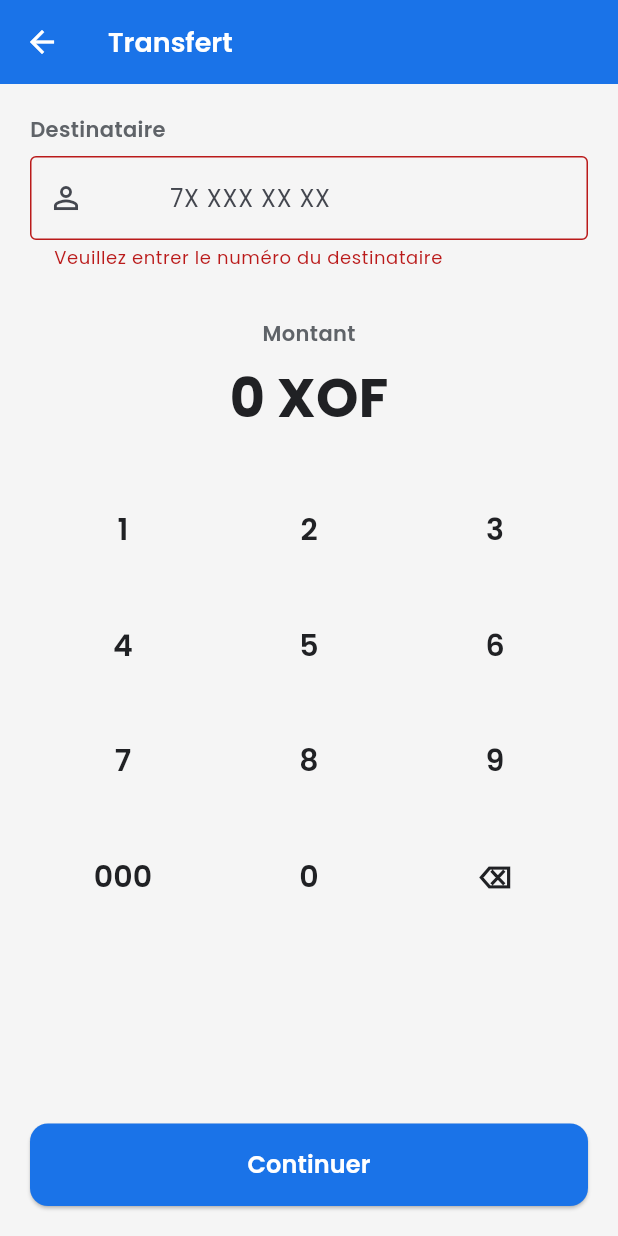
After one commit to Youkyl/flutter, a Flutter app: the TransferScreen screen opened directly, after a tap on "Continuer", on a phone screen of 412 x 824 dp. The commit adds this screen. Run offline on Flutter 3.47's test engine with Material 3 defaults, Android fonts, the phone set to English and light mode, and no system bars; our stand-ins replace flutter_secure_storage, google_fonts; accounts and stored records are empty.

Commit message:
feat(transfers): ecran transfert + confirmation + integration dashboard

```diff
--- /dev/null
+++ b/bad_wallet/lib/features/transfers/screens/transfer_screen.dart
@@ -0,0 +1,227 @@
+import 'package:flutter/material.dart';
+import 'package:flutter/services.dart';
+import 'package:intl/intl.dart';
+import '../../../core/theme/app_theme.dart';
+import 'transfer_confirm_screen.dart';
+
+class TransferScreen extends StatefulWidget {
+  const TransferScreen({super.key});
+
+  @override
+  State<TransferScreen> createState() => _TransferScreenState();
+}
+
+class _TransferScreenState extends State<TransferScreen> {
+  final _receiverController = TextEditingController();
+  String _amount = '';
+  String? _receiverError;
+
+  @override
+  void dispose() {
+    _receiverController.dispose();
+    super.dispose();
+  }
+
+  String get _formattedAmount {
+    if (_amount.isEmpty) return '0';
+    final value = double.tryParse(_amount) ?? 0;
+    return NumberFormat('#,###', 'fr_FR').format(value);
+  }
+
+  void _onKeyTap(String key) {
+    setState(() {
+      if (key == '⌫') {
+        if (_amount.isNotEmpty) {
+          _amount = _amount.substring(0, _amount.length - 1);
+        }
+      } else if (key == '000') {
+        if (_amount.isNotEmpty) _amount += '000';
+      } else {
+        if (_amount.length < 10) _amount += key;
+      }
+    });
+  }
+
+  void _submit() {
+    final receiver = _receiverController.text.trim();
+    final amount = double.tryParse(_amount) ?? 0;
+
+    setState(() {
+      _receiverError = receiver.isEmpty
+          ? 'Veuillez entrer le numéro du destinataire'
+          : receiver.length < 9
+              ? 'Numéro invalide'
+              : null;
+    });
+
+    if (_receiverError != null) return;
+    if (amount <= 0) {
+      ScaffoldMessenger.of(context).showSnackBar(
+        const SnackBar(content: Text('Veuillez saisir un montant')),
+      );
+      return;
+    }
+
+    final fullReceiver = receiver.startsWith('+221')
+        ? receiver
+        : '+221$receiver';
+
+    Navigator.push(
+      context,
+      MaterialPageRoute(
+        builder: (_) => TransferConfirmScreen(
+          receiverPhone: fullReceiver,
+          amount: amount,
+        ),
+      ),
+    );
+  }
+
+  @override
+  Widget build(BuildContext context) {
+    return Scaffold(
+      appBar: AppBar(title: const Text('Transfert')),
+      body: Column(
+        children: [
+          Expanded(
+            child: SingleChildScrollView(
+              padding: const EdgeInsets.all(20),
+              child: Column(
+                crossAxisAlignment: CrossAxisAlignment.start,
+                children: [
+                  // Champ destinataire
+                  const Text(
+                    'Destinataire',
+                    style: TextStyle(
+                      fontWeight: FontWeight.w600,
+                      fontSize: 14,
+                      color: AppTheme.textSecondary,
+                    ),
+                  ),
+                  const SizedBox(height: 8),
+                  TextField(
+                    controller: _receiverController,
+                    keyboardType: TextInputType.phone,
+                    inputFormatters: [
+                      FilteringTextInputFormatter.digitsOnly,
+                      LengthLimitingTextInputFormatter(9),
+                    ],
+                    decoration: InputDecoration(
+                      hintText: '7X XXX XX XX',
+                      prefixText: '+221 ',
+                      prefixIcon: const Icon(Icons.person_outline),
+                      border: const OutlineInputBorder(),
+                      errorText: _receiverError,
+                    ),
+                    onChanged: (_) => setState(() => _receiverError = null),
+                  ),
+                  const SizedBox(height: 32),
+
+                  // Affichage du montant
+                  Center(
+                    child: Column(
+                      children: [
+                        const Text(
+                          'Montant',
+                          style: TextStyle(
+                            fontWeight: FontWeight.w600,
+                            fontSize: 14,
+                            color: AppTheme.textSecondary,
+                          ),
+                        ),
+                        const SizedBox(height: 8),
+                        Text(
+                          '$_formattedAmount XOF',
+                          style: const TextStyle(
+                            fontSize: 36,
+                            fontWeight: FontWeight.bold,
+                            color: AppTheme.textPrimary,
+                          ),
+                        ),
+                      ],
+                    ),
+                  ),
+                  const SizedBox(height: 24),
+
+                  // Pavé numérique custom
+                  _NumPad(onKeyTap: _onKeyTap),
+                ],
+              ),
+            ),
+          ),
+
+          // Bouton Continuer
+          Padding(
+            padding: const EdgeInsets.all(20),
+            child: SizedBox(
+              width: double.infinity,
+              child: ElevatedButton(
+                onPressed: _submit,
+                style: ElevatedButton.styleFrom(
+                  backgroundColor: AppTheme.primary,
+                  foregroundColor: Colors.white,
+                  padding: const EdgeInsets.symmetric(vertical: 16),
+                  shape: RoundedRectangleBorder(
+                    borderRadius: BorderRadius.circular(12),
+                  ),
+                ),
+                child: const Text(
+                  'Continuer',
+                  style: TextStyle(fontSize: 16, fontWeight: FontWeight.w600),
+                ),
+              ),
+            ),
+          ),
+        ],
+      ),
+    );
+  }
+}
+
+class _NumPad extends StatelessWidget {
+  final void Function(String) onKeyTap;
+
+  const _NumPad({required this.onKeyTap});
+
+  @override
+  Widget build(BuildContext context) {
+    final keys = [
+      ['1', '2', '3'],
+      ['4', '5', '6'],
+      ['7', '8', '9'],
+      ['000', '0', '⌫'],
+    ];
+
+    return Column(
+      children: keys.map((row) {
+        return Row(
+          children: row.map((key) {
+            return Expanded(
+              child: Padding(
+                padding: const EdgeInsets.all(6),
+                child: TextButton(
+                  onPressed: () => onKeyTap(key),
+                  style: TextButton.styleFrom(
+                    padding: const EdgeInsets.symmetric(vertical: 18),
+                    shape: RoundedRectangleBorder(
+                      borderRadius: BorderRadius.circular(12),
+                    ),
+                    backgroundColor: AppTheme.background,
+                  ),
+                  child: Text(
+                    key,
+                    style: const TextStyle(
+                      fontSize: 20,
+                      fontWeight: FontWeight.w600,
+                      color: AppTheme.textPrimary,
+                    ),
+                  ),
+                ),
+              ),
+            );
+          }).toList(),
+        );
+      }).toList(),
+    );
+  }
+}
--- a/bad_wallet/lib/main.dart
+++ b/bad_wallet/lib/main.dart
@@ -5,6 +5,7 @@ import 'core/theme/app_theme.dart';
 import 'features/auth/providers/auth_provider.dart';
 import 'features/auth/screens/splash_screen.dart';
 import 'features/dashboard/providers/wallet_provider.dart';
+import 'features/transfers/providers/transfer_provider.dart';
 
 void main() async {
   WidgetsFlutterBinding.ensureInitialized();
@@ -21,6 +22,7 @@ class BadWalletApp extends StatelessWidget {
       providers: [
         ChangeNotifierProvider(create: (_) => AuthProvider()),
         ChangeNotifierProvider(create: (_) => WalletProvider()),
+        ChangeNotifierProvider(create: (_) => TransferProvider()),
       ],
       child: MaterialApp(
         title: 'BadWallet',
```
Also changed, not shown: bad_wallet/lib/features/dashboard/screens/dashboard_screen.dart (+6 -1 lines), bad_wallet/lib/features/transfers/providers/transfer_provider.dart (added, +46 -0 lines), bad_wallet/lib/features/transfers/screens/transfer_confirm_screen.dart (added, +245 -0 lines).
